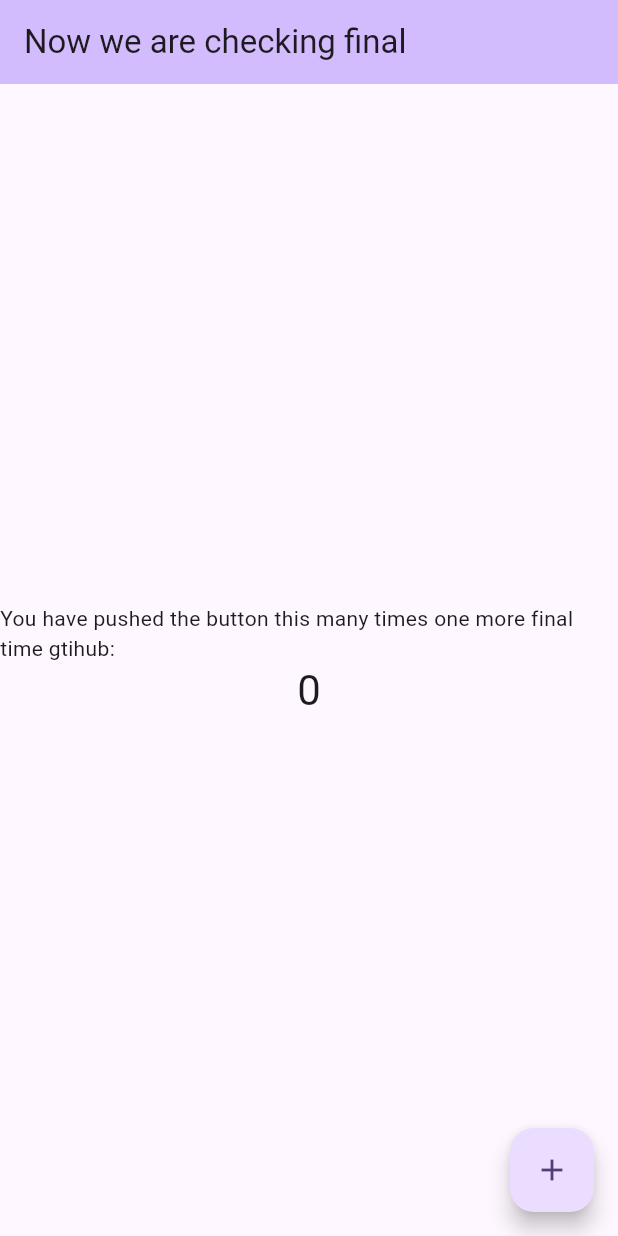
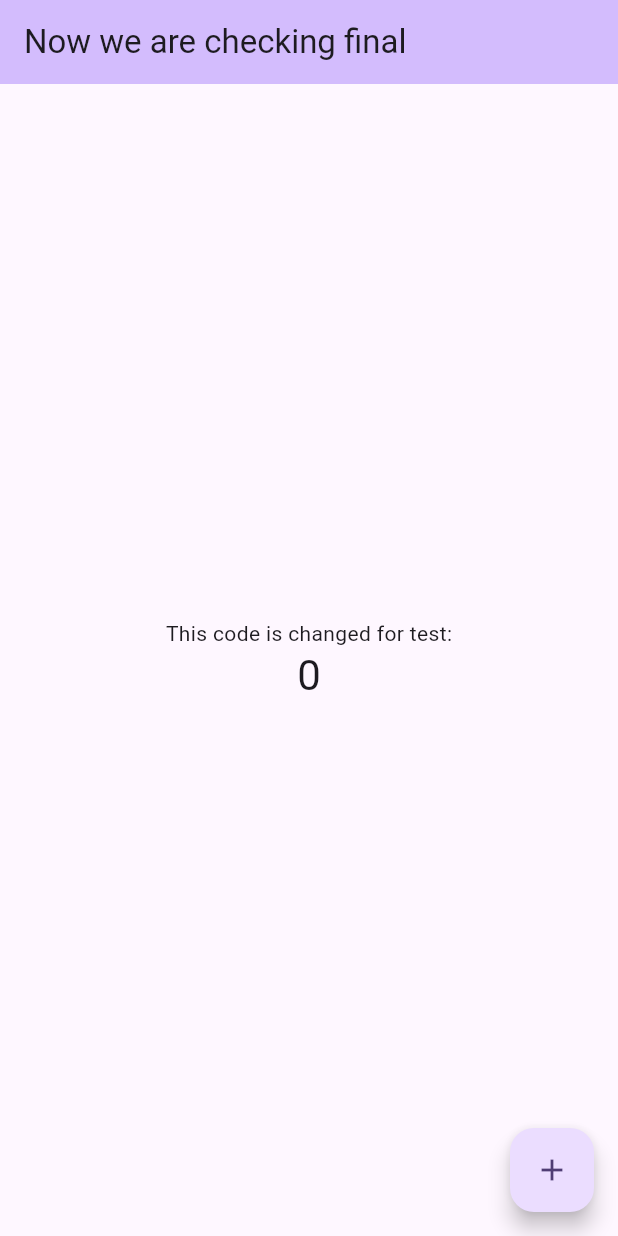
Before and after one commit to TechLaptop01/ci-cd, a Flutter app: the screen it shows after launch, on a phone screen of 412 x 824 dp. Run offline on Flutter 3.47's test engine with Material 3 defaults, Android fonts, the phone set to English and light mode, and no system bars.

Commit message:
chnge test

```diff
--- a/lib/main.dart
+++ b/lib/main.dart
@@ -106,7 +106,7 @@ class _MyHomePageState extends State<MyHomePage> {
           mainAxisAlignment: MainAxisAlignment.center,
           children: <Widget>[
             const Text(
-              'You have pushed the button this many times one more final time gtihub:',
+              'This code is changed for test:',
             ),
             Text(
               '$_counter',
```
